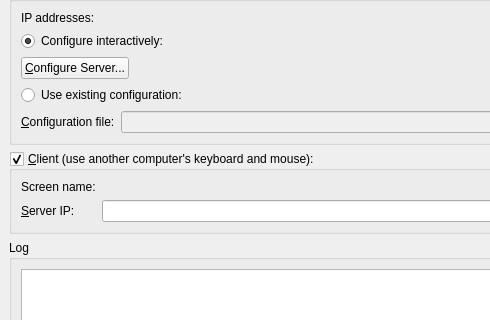
deskflow/deskflow, file src/gui/res/MainWindowBase.ui: the form before one commit; both pictures show x 0 to 490 and y 93 to 413 of the 600 by 500 pixel window.
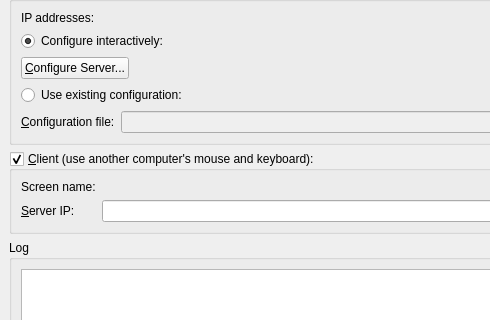
The form after the commit. Icons and pictures are not drawn.

```diff
--- a/src/gui/res/MainWindowBase.ui
+++ b/src/gui/res/MainWindowBase.ui
@@ -252,7 +252,7 @@
        </sizepolicy>
       </property>
       <property name="title">
-       <string>&amp;Client (use another computer's keyboard and mouse):</string>
+       <string>&amp;Client (use another computer's mouse and keyboard):</string>
       </property>
       <property name="checkable">
        <bool>true</bool>
```
